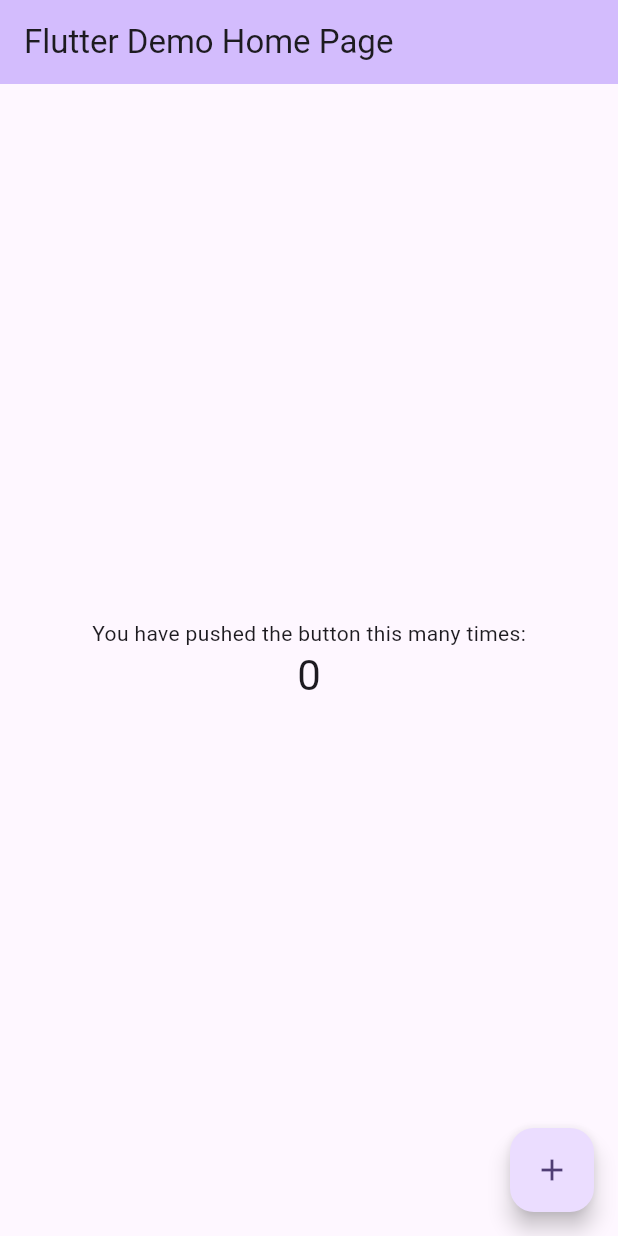
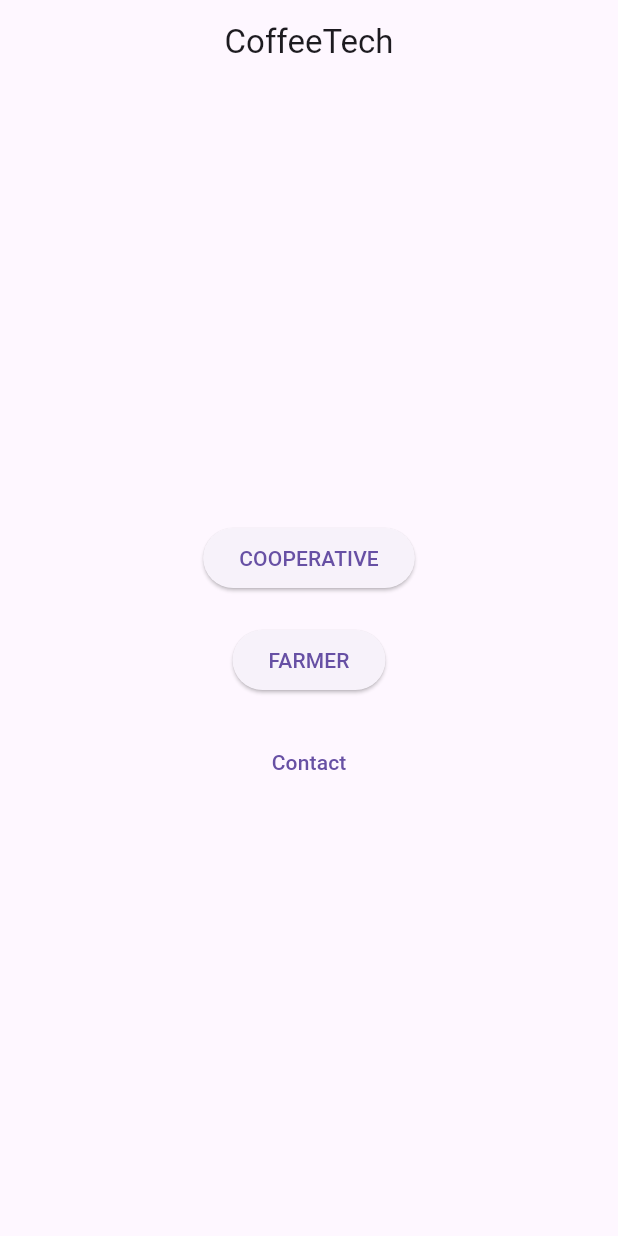
Before and after one commit to CoffeeTech-ORG/CoffeeTech-Mobile, a Flutter app: the screen it shows after launch, on a phone screen of 412 x 824 dp. Run offline on Flutter 3.47's test engine with Material 3 defaults, Android fonts, the phone set to English and light mode, and no system bars.

Commit message:
feat: Initial screen added

```diff
--- /dev/null
+++ b/lib/Security/Screens/initial_screen.dart
@@ -0,0 +1,47 @@
+import 'package:flutter/material.dart';
+import 'auth_screen.dart';
+
+class InitialScreen extends StatelessWidget {
+  @override
+  Widget build(BuildContext context) {
+    return Scaffold(
+      appBar: AppBar(
+        title: Text('CoffeeTech'),
+        centerTitle: true,
+      ),
+      body: Center(
+        child: Column(
+          mainAxisAlignment: MainAxisAlignment.center,
+          children: [
+            ElevatedButton(
+              onPressed: () {
+                Navigator.push(
+                  context,
+                  MaterialPageRoute(builder: (context) => AuthScreen()),
+                );
+              },
+              child: Text('COOPERATIVE'),
+            ),
+            SizedBox(height: 20),
+            ElevatedButton(
+              onPressed: () {
+                Navigator.push(
+                  context,
+                  MaterialPageRoute(builder: (context) => AuthScreen()),
+                );
+              },
+              child: Text('FARMER'),
+            ),
+            SizedBox(height: 20),
+            TextButton(
+              onPressed: () {
+                // Acción para contactar o información de contacto
+              },
+              child: Text('Contact'),
+            ),
+          ],
+        ),
+      ),
+    );
+  }
+}
--- a/lib/main.dart
+++ b/lib/main.dart
@@ -1,125 +1,19 @@
 import 'package:flutter/material.dart';
+import 'Security/Screens/initial_screen.dart';
 
 void main() {
-  runApp(const MyApp());
+  runApp(CoffeeTechApp());
 }
 
-class MyApp extends StatelessWidget {
-  const MyApp({super.key});
-
-  // This widget is the root of your application.
+class CoffeeTechApp extends StatelessWidget {
   @override
   Widget build(BuildContext context) {
     return MaterialApp(
-      title: 'Flutter Demo',
+      title: 'CofeeTech',
       theme: ThemeData(
-        // This is the theme of your application.
-        //
-        // TRY THIS: Try running your application with "flutter run". You'll see
-        // the application has a purple toolbar. Then, without quitting the app,
-        // try changing the seedColor in the colorScheme below to Colors.green
-        // and then invoke "hot reload" (save your changes or press the "hot
-        // reload" button in a Flutter-supported IDE, or press "r" if you used
-        // the command line to start the app).
-        //
-        // Notice that the counter didn't reset back to zero; the application
-        // state is not lost during the reload. To reset the state, use hot
-        // restart instead.
-        //
-        // This works for code too, not just values: Most code changes can be
-        // tested with just a hot reload.
-        colorScheme: ColorScheme.fromSeed(seedColor: Colors.deepPurple),
-        useMaterial3: true,
+        primarySwatch: Colors.teal,
       ),
-      home: const MyHomePage(title: 'Flutter Demo Home Page'),
+      home: InitialScreen(),
     );
   }
 }
-
-class MyHomePage extends StatefulWidget {
-  const MyHomePage({super.key, required this.title});
-
-  // This widget is the home page of your application. It is stateful, meaning
-  // that it has a State object (defined below) that contains fields that affect
-  // how it looks.
-
-  // This class is the configuration for the state. It holds the values (in this
-  // case the title) provided by the parent (in this case the App widget) and
-  // used by the build method of the State. Fields in a Widget subclass are
-  // always marked "final".
-
-  final String title;
-
-  @override
-  State<MyHomePage> createState() => _MyHomePageState();
-}
-
-class _MyHomePageState extends State<MyHomePage> {
-  int _counter = 0;
-
-  void _incrementCounter() {
-    setState(() {
-      // This call to setState tells the Flutter framework that something has
-      // changed in this State, which causes it to rerun the build method below
-      // so that the display can reflect the updated values. If we changed
-      // _counter without calling setState(), then the build method would not be
-      // called again, and so nothing would appear to happen.
-      _counter++;
-    });
-  }
-
-  @override
-  Widget build(BuildContext context) {
-    // This method is rerun every time setState is called, for instance as done
-    // by the _incrementCounter method above.
-    //
-    // The Flutter framework has been optimized to make rerunning build methods
-    // fast, so that you can just rebuild anything that needs updating rather
-    // than having to individually change instances of widgets.
-    return Scaffold(
-      appBar: AppBar(
-        // TRY THIS: Try changing the color here to a specific color (to
-        // Colors.amber, perhaps?) and trigger a hot reload to see the AppBar
-        // change color while the other colors stay the same.
-        backgroundColor: Theme.of(context).colorScheme.inversePrimary,
-        // Here we take the value from the MyHomePage object that was created by
-        // the App.build method, and use it to set our appbar title.
-        title: Text(widget.title),
-      ),
-      body: Center(
-        // Center is a layout widget. It takes a single child and positions it
-        // in the middle of the parent.
-        child: Column(
-          // Column is also a layout widget. It takes a list of children and
-          // arranges them vertically. By default, it sizes itself to fit its
-          // children horizontally, and tries to be as tall as its parent.
-          //
-          // Column has various properties to control how it sizes itself and
-          // how it positions its children. Here we use mainAxisAlignment to
-          // center the children vertically; the main axis here is the vertical
-          // axis because Columns are vertical (the cross axis would be
-          // horizontal).
-          //
-          // TRY THIS: Invoke "debug painting" (choose the "Toggle Debug Paint"
-          // action in the IDE, or press "p" in the console), to see the
-          // wireframe for each widget.
-          mainAxisAlignment: MainAxisAlignment.center,
-          children: <Widget>[
-            const Text(
-              'You have pushed the button this many times:',
-            ),
-            Text(
-              '$_counter',
-              style: Theme.of(context).textTheme.headlineMedium,
-            ),
-          ],
-        ),
-      ),
-      floatingActionButton: FloatingActionButton(
-        onPressed: _incrementCounter,
-        tooltip: 'Increment',
-        child: const Icon(Icons.add),
-      ), // This trailing comma makes auto-formatting nicer for build methods.
-    );
-  }
-}
```
Also changed, not shown: lib/Security/Screens/auth_screen.dart (added, +40 -0 lines), 8 other files.
